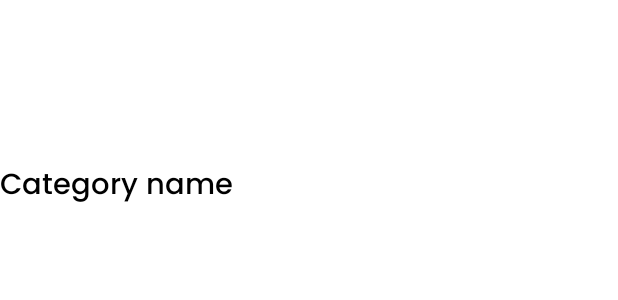
After one commit to SashaWouse/FoodApp, an Android app: the layout category_itrm.xml on its own in the app's theme, with its tools: preview values and no code run, on a phone screen of 412 x 824 dp. The commit adds this screen. Shown: the top 300 px of the screen. Run offline under Robolectric (Android 15) with nearby library versions, the phone set to English and light mode, and no system bars.

Commit message:
Categories

```diff
--- a/app/src/main/java/com/example/foodapp/data/CategoryList.kt
+++ b/app/src/main/java/com/example/foodapp/data/CategoryList.kt
@@ -1,5 +1,5 @@
 package com.example.foodapp.data
 
 data class CategoryList(
-    val meals: List<CategoryMeals>
+    val categories: List<Category>
 )
--- /dev/null
+++ b/app/src/main/java/com/example/foodapp/data/MealByCategoryList.kt
@@ -0,0 +1,5 @@
+package com.example.foodapp.data
+
+data class MealByCategoryList(
+    val meals: List<MealsByCategory>
+)
--- a/app/src/main/java/com/example/foodapp/data/CategoryMeals.kt
+++ b/app/src/main/java/com/example/foodapp/data/MealsByCategory.kt
@@ -1,6 +1,6 @@
 package com.example.foodapp.data
 
-data class CategoryMeals(
+data class MealsByCategory(
     val idMeal: String,
     val strMeal: String,
     val strMealThumb: String
--- a/app/src/main/java/com/example/foodapp/fragments/HomeFragment.kt
+++ b/app/src/main/java/com/example/foodapp/fragments/HomeFragment.kt
@@ -11,7 +11,7 @@ import androidx.recyclerview.widget.LinearLayoutManager
 import com.bumptech.glide.Glide
 import com.example.foodapp.activities.MealActivity
 import com.example.foodapp.adapters.PopularAdapter
-import com.example.foodapp.data.CategoryMeals
+import com.example.foodapp.data.MealsByCategory
 import com.example.foodapp.data.Meal
 import com.example.foodapp.databinding.FragmentHomeBinding
 import com.example.foodapp.viewModel.HomeViewModel
@@ -83,7 +83,7 @@ class HomeFragment : Fragment() {
     private fun observerPopularItemsLiveData() {
         homeMVVM.observerPopularItemsLiveData().observe(viewLifecycleOwner
         ) { mealList->
-            popularItemsAdapter.setMeals(mealsList = mealList as ArrayList<CategoryMeals>)
+            popularItemsAdapter.setMeals(mealsList = mealList as ArrayList<MealsByCategory>)
         }
     }
 
--- a/app/src/main/java/com/example/foodapp/viewModel/MealViewModel.kt
+++ b/app/src/main/java/com/example/foodapp/viewModel/MealViewModel.kt
@@ -4,15 +4,12 @@ import android.util.Log
 import androidx.lifecycle.LiveData
 import androidx.lifecycle.MutableLiveData
 import androidx.lifecycle.ViewModel
-import com.example.foodapp.data.CategoryList
-import com.example.foodapp.data.CategoryMeals
 import com.example.foodapp.data.Meal
 import com.example.foodapp.data.MealList
 import com.example.foodapp.retrofit.RetrofitInstance
 import retrofit2.Call
 import retrofit2.Callback
 import retrofit2.Response
-import retrofit2.Retrofit
 
 class MealViewModel():ViewModel() {
     private var mealDetailsLiveData = MutableLiveData<Meal>()
--- /dev/null
+++ b/app/src/main/res/layout/category_itrm.xml
@@ -0,0 +1,29 @@
+<?xml version="1.0" encoding="utf-8"?>
+<androidx.constraintlayout.widget.ConstraintLayout xmlns:android="http://schemas.android.com/apk/res/android"
+    android:layout_width="wrap_content"
+    android:layout_height="wrap_content"
+    xmlns:app="http://schemas.android.com/apk/res-auto">
+
+    <ImageView
+        android:id="@+id/img_category"
+        android:layout_width="@dimen/_80sdp"
+        android:layout_height="@dimen/_80sdp"
+        app:layout_constraintStart_toStartOf="parent"
+        app:layout_constraintTop_toTopOf="parent"
+        app:layout_constraintEnd_toEndOf="parent"
+        android:scaleType="centerCrop"/>
+
+    <TextView
+        android:id="@+id/tv_cat_name"
+        android:layout_width="wrap_content"
+        android:layout_height="wrap_content"
+        app:layout_constraintTop_toBottomOf="@+id/img_category"
+        app:layout_constraintStart_toStartOf="parent"
+        app:layout_constraintEnd_toEndOf="parent"
+        android:textSize="@dimen/_15ssp"
+        android:text="Category name"
+        android:textColor="@color/black"
+        android:fontFamily="@font/myfont"
+        android:layout_marginTop="@dimen/_3sdp"/>
+
+</androidx.constraintlayout.widget.ConstraintLayout>
```
Also changed, not shown: app/src/main/java/com/example/foodapp/adapters/PopularAdapter.kt (+4 -4 lines), app/src/main/java/com/example/foodapp/data/Category.kt (added, +8 -0 lines), app/src/main/java/com/example/foodapp/retrofit/TheMealDBApi.kt (+5 -2 lines), app/src/main/java/com/example/foodapp/viewModel/HomeViewModel.kt (+7 -7 lines).
